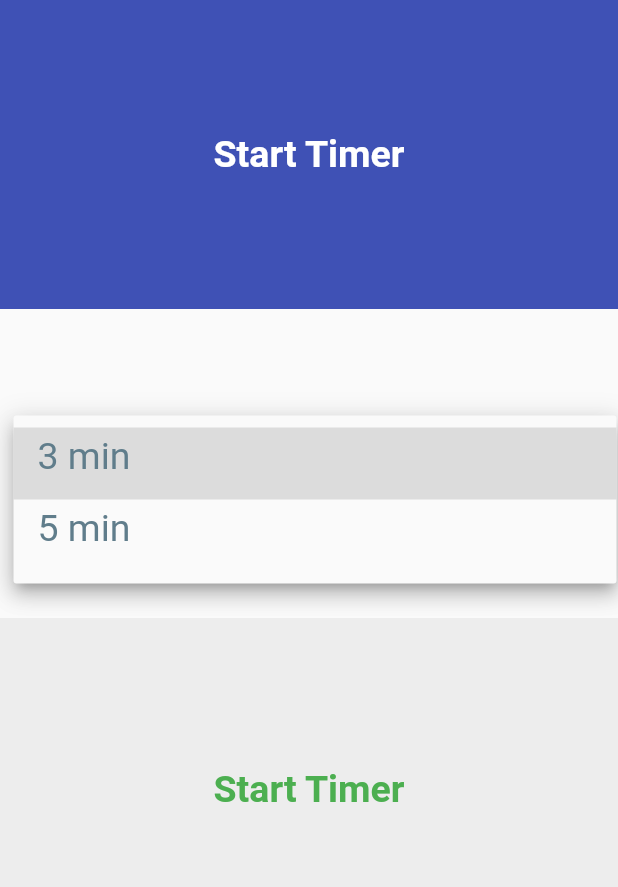
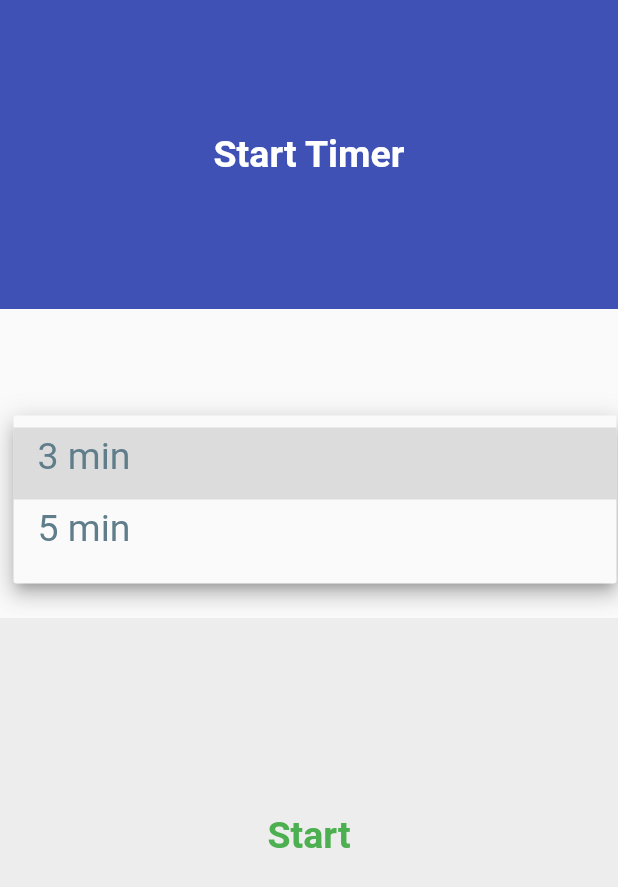
Before and after one commit to masus04/regatta-timer, a Flutter app: the screen it shows after launch, after a tap on an icon or button, on a phone screen of 412 x 824 dp. Shown: the top 887 px of the screen. Run offline on Flutter 3.47's test engine with Material 2 defaults, Android fonts, the phone set to English and light mode, and no system bars; our stand-ins replace flutter_hooks, hooks_riverpod, rxdart.

Commit message:
Implemented Syncable Timer

```diff
--- a/lib/views/providers/_providers.dart
+++ b/lib/views/providers/_providers.dart
@@ -2,11 +2,14 @@ import 'package:hooks_riverpod/hooks_riverpod.dart';
 import 'dart:io' show Platform;
 
 export 'page_provider.dart';
+export 'timer_provider.dart';
 
-final selectedTimerProvider = StateProvider<int>((ref) {
+// Provides the selected Start Time
+final selectedStartTimeProvider = StateProvider<int>((ref) {
   return 3;
 });
 
+// Provides whether the device is a watch (os == gwear)
 final isWatchProvider = Provider<bool>((ref) {
   try {
     return Platform.operatingSystemVersion.contains('gwear');
--- a/lib/views/providers/page_provider.dart
+++ b/lib/views/providers/page_provider.dart
@@ -3,6 +3,8 @@ import 'package:flutter/material.dart';
 import 'package:hooks_riverpod/hooks_riverpod.dart';
 
 import '../set_timer_view.dart';
+
+// TODO: Remove unused
 
 final pageProvider = StateProvider<List<Page>>((ref) {
   var setTimerPage = const MaterialPage(
@@ -16,6 +18,10 @@ final pageProvider = StateProvider<List<Page>>((ref) {
   ];
 });
 
+// ---------------------------------------------------------------------------
+
+typedef PagesList = List<Page>;
+
 class PageNotifier extends StateNotifier<PagesList> {
   PageNotifier(List<Page> pages) : super(pages);
 
@@ -28,9 +34,7 @@ class PageNotifier extends StateNotifier<PagesList> {
   }
 }
 
-typedef PagesList = List<Page>;
-
-final pageNotifierProvider = StateNotifierProvider<PageNotifier, List<Page>>(
+final pageNotifierProvider = StateNotifierProvider<PageNotifier, PagesList>(
   (ref) => PageNotifier(
     [
       const MaterialPage(
@@ -45,6 +49,8 @@ final pageNotifierProvider = StateNotifierProvider<PageNotifier, List<Page>>(
     ],
   ),
 );
+
+// ---------------------------------------------------------------------------
 
 class PageChangeNotifier extends ChangeNotifier {
   List<Page> pages = [
--- /dev/null
+++ b/lib/views/providers/timer_provider.dart
@@ -0,0 +1,83 @@
+// Provides a Stream of Strings, representing the countdown from the selected Start Time
+import 'dart:async';
+import 'package:rxdart/rxdart.dart';
+
+import 'package:hooks_riverpod/hooks_riverpod.dart';
+
+import '_providers.dart';
+
+final syncedTimerNotifier =
+    StateNotifierProvider.autoDispose<SyncedTimerNotifier, Duration>(
+  (ref) {
+    // Set selected Start Time as initial state
+    final selectedStartTime = ref.read(selectedStartTimeProvider).state;
+    return SyncedTimerNotifier(selectedStartTime);
+  },
+);
+
+class SyncedTimerNotifier extends StateNotifier<Duration> {
+  late Stream<Duration> _stream;
+  late Duration syncTarget;
+  final List<StreamSubscription<Duration>> subscriptions = [];
+
+  SyncedTimerNotifier(startTimer) : super(Duration(minutes: startTimer)) {
+    syncTarget = Duration(minutes: startTimer);
+
+    // Setup all required streams
+    set(syncTarget);
+  }
+
+  // Sync Timer to nearest minute
+  sync() {
+    set(syncTarget);
+  }
+
+  // Set Timer to given Duration
+  set(Duration timer) {
+    state = timer;
+
+    // Cancel all subscriptions
+    for (var subscription in subscriptions) {
+      subscription.cancel();
+    }
+
+    // set new Stream
+    _stream = _newTimerStreamFromDuration(timer);
+
+    // subscribe to new Stream
+    final subscription = _stream.listen((tick) {
+      state = tick;
+    });
+    subscriptions.add(subscription);
+
+    // Create, listen and store one time Stream in order to update syncTarget
+    var resetTimerSubscription = Rx.timer(
+            syncTarget - const Duration(minutes: 1),
+            const Duration(seconds: 30))
+        .listen((newMinute) {
+      syncTarget = newMinute;
+    });
+    subscriptions.add(resetTimerSubscription);
+  }
+
+  clear() {
+    for (var sub in subscriptions) {
+      sub.cancel();
+    }
+
+    _stream.drain();
+  }
+}
+
+// -------------------- Helper Functions -------------------- //
+
+Stream<Duration> _newTimerStreamFromDuration(Duration startTimer) {
+  Duration _timerCallback(int t) {
+    final currentTimer = startTimer - Duration(seconds: t + 1);
+
+    // Min Value = 0:00
+    return currentTimer > Duration.zero ? currentTimer : Duration.zero;
+  }
+
+  return Stream<Duration>.periodic(const Duration(seconds: 1), _timerCallback);
+}
--- a/lib/views/set_timer_view.dart
+++ b/lib/views/set_timer_view.dart
@@ -14,22 +14,27 @@ class SetTimerView extends HookWidget {
 
   @override
   Widget build(BuildContext context) {
-    final isWatch = useProvider(isWatchProvider);
+    final timerNotifier = useProvider(syncedTimerNotifier.notifier);
 
-    return const TimerLayout(
+    return TimerLayout(
         title: 'Start Timer',
-        body: _TimerSelector(),
+        body: const _TimerSelector(),
         button: TimerButton(
-          text: 'Start Timer',
+          text: 'Start',
           textColor: Colors.green,
-          onPressed: _onStartButtonPressed,
-          key: Key('StartTimerButton'),
+          onPressed: (PageNotifier pageNotifier, List<Page> pages) => _onStartButtonPressed(pageNotifier, pages, timerNotifier),
+          key: const Key('StartTimerButton'),
         ),
-        key: Key('StartTimerLayout'));
+        key: const Key('StartTimerLayout'));
   }
 }
 
-_onStartButtonPressed(PageNotifier pageNotifier, List<Page> pages) {
+_onStartButtonPressed(PageNotifier pageNotifier, List<Page> pages, SyncedTimerNotifier timerNotifier) {
+
+  // Reset Timer
+  // timerNotifier.sta
+
+  // Navigate to Timer View
   pageNotifier.add(
     MaterialPage(
       child: const TimerView(
@@ -53,7 +58,7 @@ class _TimerSelector extends HookWidget {
   @override
   Widget build(BuildContext context) {
     final isWatch = useProvider(isWatchProvider);
-    final selectedTimer = useProvider(selectedTimerProvider);
+    final selectedTimer = useProvider(selectedStartTimeProvider);
 
     return DropdownButtonHideUnderline(
       child: DropdownButton<int>(
--- a/lib/views/widgets/timer_layout.dart
+++ b/lib/views/widgets/timer_layout.dart
@@ -82,10 +82,13 @@ class TimerButton extends HookWidget {
   final Color? textColor;
   final void Function(PageNotifier, List<Page>) onPressed;
 
+  final TextButton? secondaryButton;
+
   const TimerButton({
     required this.text,
     this.textColor,
     required this.onPressed,
+    this.secondaryButton,
     required Key key,
   }) : super(key: key);
 
@@ -95,7 +98,12 @@ class TimerButton extends HookWidget {
     final pages = useProvider(pageNotifierProvider);
     final pagesNotifier = useProvider(pageNotifierProvider.notifier);
 
-    return TextButton(
+    return Column(
+      crossAxisAlignment: CrossAxisAlignment.stretch,
+      children: [
+        Expanded(
+          flex: 2,
+          child: TextButton(
             child: Column(
               children: [
                 const Spacer(),
@@ -107,45 +115,18 @@ class TimerButton extends HookWidget {
                     fontSize: isWatch ? TextSize.watch : TextSize.other,
                   ),
                 ),
-          const Spacer(
-            flex: 3,
+                Spacer(
+                  flex: secondaryButton == null ? 2 : 1,
                 ),
               ],
             ),
             onPressed: () => onPressed(pagesNotifier, pages),
-    );
-  }
-}
-
-// Work in Progress
-
-class _ButtonsLayout extends HookWidget {
-  final TextButton primaryButton;
-  final TextButton? secondaryButton;
-  const _ButtonsLayout(
-      {required this.primaryButton, this.secondaryButton, required Key key})
-      : super(key: key);
-
-  @override
-  Widget build(BuildContext context) {
-    return Column(
-      children: [
-        TextButton(
-          onPressed: primaryButton.onPressed,
-          child: Column(
-            children: const [
-              Spacer(),
-              Text('text'),
-              Spacer(
-                flex: 2,
-              ),
-            ],
           ),
         ),
-        TextButton(
-          onPressed: () {},
-          child: Container(),
-        )
+        Expanded(
+          flex: secondaryButton == null ? 0 : 1,
+          child: secondaryButton ?? const SizedBox.shrink(),
+        ),
       ],
     );
   }
--- a/pubspec.yaml
+++ b/pubspec.yaml
@@ -26,6 +26,7 @@ dependencies:
   hooks_riverpod: ^0.14.0+4
   flutter_hooks: ^0.17.0
   cupertino_icons: ^1.0.2
+  rxdart: ^0.27.0
 
 dev_dependencies:
   flutter_lints: ^1.0.2
```
Also changed, not shown: lib/views/timer_view.dart (+45 -16 lines), pubspec.lock. Lines whose indentation alone changed are shown as unchanged.
